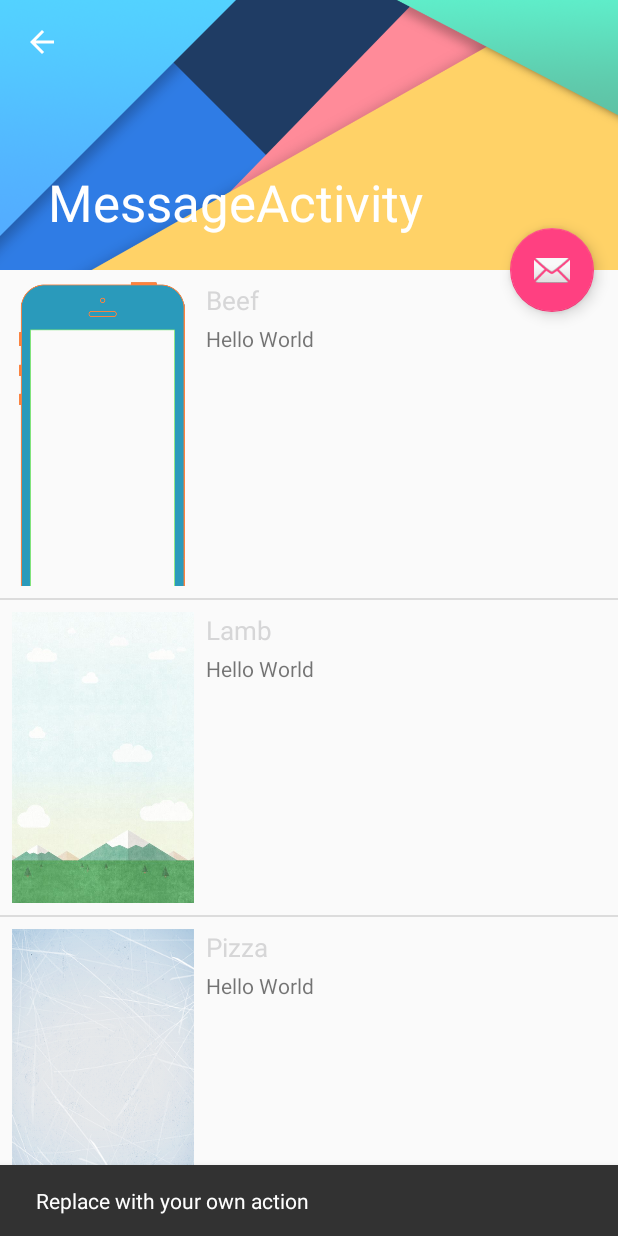
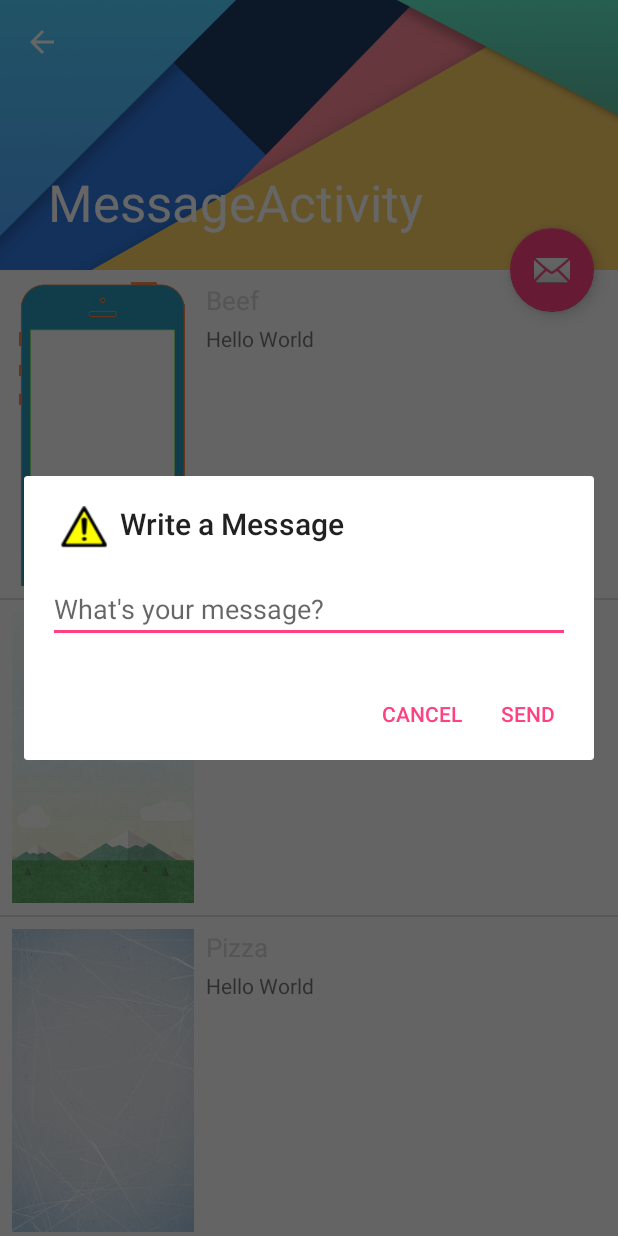
Before and after one commit to bodang2016/Co-Life, an Android app: the MessageActivity screen opened directly, with no data from a screen before it, after a tap on an icon or button, on a phone screen of 412 x 824 dp. Run offline under Robolectric (Android 15) with nearby library versions, the phone set to English and light mode, and no system bars.

```diff
--- a/app/src/main/AndroidManifest.xml
+++ b/app/src/main/AndroidManifest.xml
@@ -27,6 +27,7 @@
             android:name=".Activities.MainActivity"
             android:label="@string/app_name"
             android:theme="@style/AppTheme.NoActionBar"
+            android:screenOrientation="portrait"
             android:launchMode="singleTask">
             <intent-filter>
                 <action android:name="android.intent.action.MAIN" />
@@ -43,6 +44,7 @@
         <activity
             android:name=".Activities.LoginActivity"
             android:label="@string/title_activity_login"
+            android:screenOrientation="portrait"
             android:parentActivityName=".Activities.MainActivity">
             <meta-data
                 android:name="android.support.PARENT_ACTIVITY"
@@ -51,6 +53,7 @@
         <activity android:name=".Activities.PermissionsActivity" />
         <activity
             android:name=".Activities.UserDetailActivity"
+            android:screenOrientation="portrait"
             android:label="My Co-life"
             android:parentActivityName=".Activities.MainActivity">
             <meta-data
@@ -59,6 +62,7 @@
         </activity>
         <activity
             android:name=".Activities.Blackboard"
+            android:screenOrientation="portrait"
             android:label="Blackboard"
             android:parentActivityName=".Activities.MainActivity">
             <meta-data
@@ -67,6 +71,7 @@
         </activity>
         <activity
             android:name=".Activities.MessageActivity"
+            android:screenOrientation="portrait"
             android:label="@string/title_activity_message"
             android:parentActivityName=".Activities.MainActivity"
             android:theme="@style/AppTheme.NoActionBar">
--- a/app/src/main/java/com/example/bodang/co_life/Activities/MessageActivity.java
+++ b/app/src/main/java/com/example/bodang/co_life/Activities/MessageActivity.java
@@ -1,16 +1,20 @@
 package com.example.bodang.co_life.Activities;
 
+import android.content.DialogInterface;
 import android.content.Intent;
 import android.os.AsyncTask;
 import android.os.Bundle;
 import android.support.design.widget.CollapsingToolbarLayout;
 import android.support.design.widget.FloatingActionButton;
 import android.support.design.widget.Snackbar;
+import android.support.v7.app.AlertDialog;
 import android.support.v7.app.AppCompatActivity;
 import android.support.v7.widget.Toolbar;
+import android.view.LayoutInflater;
 import android.view.View;
 import android.view.ViewGroup;
 import android.widget.AdapterView;
+import android.widget.EditText;
 import android.widget.LinearLayout;
 import android.widget.ListAdapter;
 import android.widget.ListView;
@@ -65,9 +69,9 @@ public class MessageActivity extends AppCompatActivity {
             @Override
             public void onItemClick(AdapterView<?> parent, View view, int position, long id) {
                 Map<String, Object> item = (Map<String, Object>) parent.getItemAtPosition(position);
-                String sendTo = sender;
+//                String sendTo = sender;
                 String sendContent = item.get("name").toString();
-                msendMessageTask = new sendMessageTask(MainActivity.UnameValue, sendTo,sendContent,0);
+                msendMessageTask = new sendMessageTask(MainActivity.UnameValue, sender,sendContent,0);
                 msendMessageTask.execute((Void) null);
             }
         });
@@ -75,8 +79,32 @@ public class MessageActivity extends AppCompatActivity {
         fab.setOnClickListener(new View.OnClickListener() {
             @Override
             public void onClick(View view) {
-                Snackbar.make(view, "Replace with your own action", Snackbar.LENGTH_LONG)
-                        .setAction("Action", null).show();
+                AlertDialog.Builder builder = new AlertDialog.Builder(MessageActivity.this);
+                builder.setIcon(R.drawable.notice);
+                builder.setTitle("Write a Message");
+                View dailog = LayoutInflater.from(MessageActivity.this).inflate(R.layout.dialog_sendnoti, null);
+                builder.setView(dailog);
+
+                final EditText content = (EditText) dailog.findViewById(R.id.dialog_sendnoti_content);
+
+                builder.setPositiveButton("Send", new DialogInterface.OnClickListener() {
+                    @Override
+                    public void onClick(DialogInterface dialog, int which) {
+
+                        String sendContent = content.getText().toString();
+                        msendMessageTask = new sendMessageTask(MainActivity.UnameValue, sender,sendContent,0);
+                        msendMessageTask.execute((Void) null);
+                    }
+                });
+                builder.setNegativeButton("Cancel", new DialogInterface.OnClickListener() {
+                    @Override
+                    public void onClick(DialogInterface dialog, int which) {
+
+                    }
+                });
+                builder.show();
+//                Snackbar.make(view, "Replace with your own action", Snackbar.LENGTH_LONG)
+//                        .setAction("Action", null).show();
             }
         });
         getSupportActionBar().setDisplayHomeAsUpEnabled(true);
@@ -112,17 +140,11 @@ public class MessageActivity extends AppCompatActivity {
 
     public class sendMessageTask extends AsyncTask<Void, Void, Boolean> {
         private String mUsername;
-//        private String mcontent;
-//        private int mtype;
-//        private String mreceiver;
         private Message message;
 
         public sendMessageTask(String sender, String receiver, String content, int type) {
             super();
-//            this.mcontent = content;
             this.mUsername = sender;
-//            this.mtype = type;
-//            this.mreceiver = receiver;
             message = new Message(receiver, sender, content, type, null);
         }
 
--- /dev/null
+++ b/app/src/main/res/layout/dialog_sendnoti.xml
@@ -0,0 +1,25 @@
+<?xml version="1.0" encoding="utf-8"?>
+<RelativeLayout xmlns:android="http://schemas.android.com/apk/res/android"
+    android:layout_width="match_parent"
+    android:layout_height="match_parent"
+    android:paddingBottom="@dimen/activity_vertical_margin"
+    android:paddingLeft="@dimen/activity_horizontal_margin"
+    android:paddingRight="@dimen/activity_horizontal_margin"
+    android:paddingTop="@dimen/activity_vertical_margin">
+
+    <LinearLayout
+        android:id="@+id/dialog_sendnoti_view"
+        android:layout_width="match_parent"
+        android:layout_height="wrap_content"
+        android:orientation="vertical">
+
+        <EditText
+            android:id="@+id/dialog_sendnoti_content"
+            android:layout_width="match_parent"
+            android:layout_height="wrap_content"
+            android:layout_below="@id/dialog_sendnoti_view"
+            android:hint="What's your message?"
+            android:inputType="text" />
+    </LinearLayout>
+
+</RelativeLayout>
```
Also changed, not shown: app/src/main/java/com/example/bodang/co_life/Fragments/MapFragment.java (+72 -42 lines).
